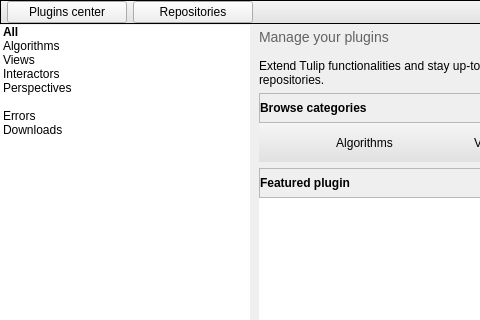
This is software/tulip4/tulip_agent/designer/PluginsCenter.ui in vadivelselvaraj/TulipGLImprovement as Qt 5 draws it before an edit; both pictures show x 0 to 480 and y 0 to 320 of the 881 by 471 pixel window. The edited form follows.
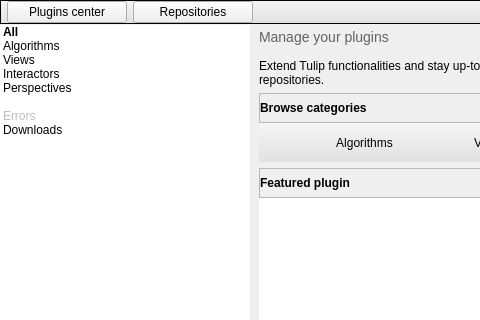
This is the edited form. Icons and pictures are not drawn.

The edit to the form file:
```diff
--- a/software/tulip4/tulip_agent/designer/PluginsCenter.ui
+++ b/software/tulip4/tulip_agent/designer/PluginsCenter.ui
@@ -262,6 +262,9 @@
            <iconset>
             <normaloff>:/tulip/app/icons/error.svg</normaloff>:/tulip/app/icons/error.svg</iconset>
           </property>
+          <property name="flags">
+           <set>ItemIsSelectable|ItemIsDragEnabled|ItemIsUserCheckable</set>
+          </property>
          </item>
          <item>
           <property name="text">
```
Left out of the diff: 4 changed lines with no effect on the pictures.
